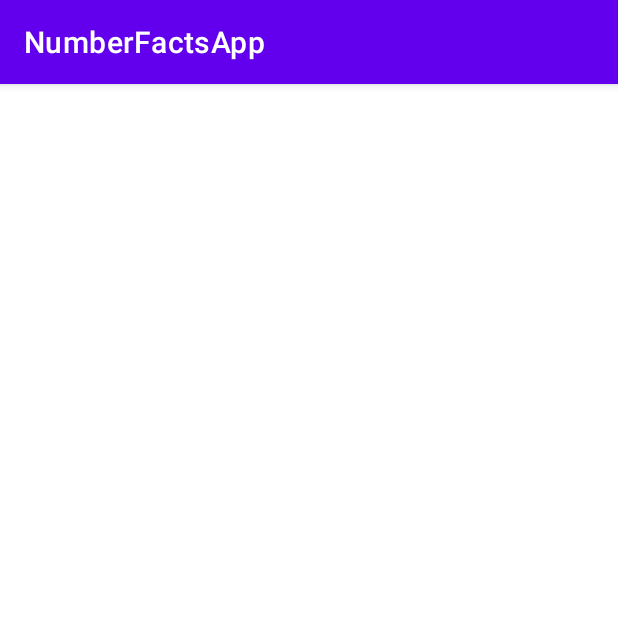
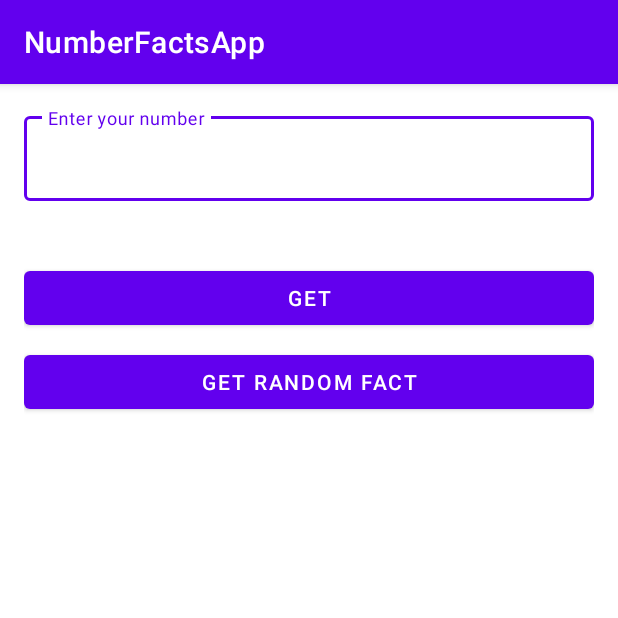
Before and after one commit to AndrewSavchuk98/NumberFactsApp, an Android app: the screen it shows after launch (MainActivity), on a phone screen of 412 x 824 dp, the top half of it. Run offline under Robolectric (Android 15) with nearby library versions, the phone set to English and light mode, and no system bars; our stand-ins replace Dagger/Hilt's generated code, Room's generated code; 4 statements that could not run were skipped.

Commit message:
Replace navigation with Navigation Components

```diff
--- a/app/src/main/java/com/savchuk/andrew/numberfactsapp/screens/MainActivity.kt
+++ b/app/src/main/java/com/savchuk/andrew/numberfactsapp/screens/MainActivity.kt
@@ -2,9 +2,7 @@ package com.savchuk.andrew.numberfactsapp.screens
 
 import android.os.Bundle
 import androidx.appcompat.app.AppCompatActivity
-import com.savchuk.andrew.numberfactsapp.R
 import com.savchuk.andrew.numberfactsapp.databinding.ActivityMainBinding
-import com.savchuk.andrew.numberfactsapp.screens.base.NumberFactFragment
 import dagger.hilt.android.AndroidEntryPoint
 
 @AndroidEntryPoint
@@ -16,12 +14,5 @@ class MainActivity : AppCompatActivity() {
         super.onCreate(savedInstanceState)
         binding = ActivityMainBinding.inflate(layoutInflater)
         setContentView(binding.root)
-
-        if (savedInstanceState == null) {
-            supportFragmentManager.beginTransaction()
-                .add(R.id.fragment_container, NumberFactFragment())
-                .commit()
-        }
     }
-
 }
--- a/app/src/main/java/com/savchuk/andrew/numberfactsapp/screens/NumberFactUi.kt
+++ b/app/src/main/java/com/savchuk/andrew/numberfactsapp/screens/NumberFactUi.kt
@@ -1,6 +1,10 @@
 package com.savchuk.andrew.numberfactsapp.screens
 
+import android.os.Parcelable
+import kotlinx.parcelize.Parcelize
+
+@Parcelize
 data class NumberFactUi(
     val number: String,
     val fact: String
-)
+) : Parcelable
--- /dev/null
+++ b/app/src/main/java/com/savchuk/andrew/numberfactsapp/screens/base/BaseFragment.kt
@@ -0,0 +1,27 @@
+package com.savchuk.andrew.numberfactsapp.screens.base
+
+import android.os.Bundle
+import android.view.View
+import androidx.annotation.LayoutRes
+import androidx.fragment.app.Fragment
+import androidx.navigation.fragment.findNavController
+import com.savchuk.andrew.numberfactsapp.navigation.NavigatorCommand
+
+abstract class BaseFragment(
+    @LayoutRes private val layoutId: Int
+) : Fragment(layoutId) {
+
+    abstract val viewModel: BaseViewModel
+
+    override fun onViewCreated(view: View, savedInstanceState: Bundle?) {
+        super.onViewCreated(view, savedInstanceState)
+        viewModel.navigation.observe(viewLifecycleOwner) {
+            it.get()?.let { navCommand ->
+                when (navCommand) {
+                    is NavigatorCommand.ToDirection -> findNavController().navigate(navCommand.direction)
+                    is NavigatorCommand.ToBack -> findNavController().navigateUp()
+                }
+            }
+        }
+    }
+}
--- /dev/null
+++ b/app/src/main/java/com/savchuk/andrew/numberfactsapp/screens/base/BaseViewModel.kt
@@ -0,0 +1,30 @@
+package com.savchuk.andrew.numberfactsapp.screens.base
+
+import androidx.lifecycle.LiveData
+import androidx.lifecycle.MutableLiveData
+import androidx.lifecycle.ViewModel
+import androidx.navigation.NavDirections
+import com.savchuk.andrew.numberfactsapp.navigation.Event
+import com.savchuk.andrew.numberfactsapp.navigation.NavigatorCommand
+
+open class BaseViewModel : ViewModel() {
+
+    private val _navigation = MutableLiveData<Event<NavigatorCommand>>()
+    val navigation: LiveData<Event<NavigatorCommand>> get() = _navigation
+
+    fun navigate(navDirections: NavDirections) {
+        _navigation.value = Event(NavigatorCommand.ToDirection(navDirections))
+    }
+
+    fun navigateBack() {
+        _navigation.value = Event(NavigatorCommand.ToBack)
+    }
+
+    suspend fun handleUIResult(block: suspend () -> Unit) {
+        try {
+            block()
+        } catch (e: Exception) {
+            e.printStackTrace()
+        }
+    }
+}
--- /dev/null
+++ b/app/src/main/java/com/savchuk/andrew/numberfactsapp/screens/main/NumberFactFragment.kt
@@ -0,0 +1,50 @@
+package com.savchuk.andrew.numberfactsapp.screens.main
+
+import android.os.Bundle
+import android.view.View
+import androidx.fragment.app.viewModels
+import com.savchuk.andrew.numberfactsapp.R
+import com.savchuk.andrew.numberfactsapp.databinding.FragmentNumberFactBinding
+import com.savchuk.andrew.numberfactsapp.screens.NumberFactUi
+import com.savchuk.andrew.numberfactsapp.screens.base.BaseFragment
+import com.savchuk.andrew.numberfactsapp.screens.main.adapters.NumberFactAdapter
+import dagger.hilt.android.AndroidEntryPoint
+
+@AndroidEntryPoint
+class NumberFactFragment : BaseFragment(R.layout.fragment_number_fact) {
+
+    override val viewModel: NumberFactViewModel by viewModels()
+
+    private lateinit var numberFactAdapter: NumberFactAdapter
+
+    private lateinit var binding: FragmentNumberFactBinding
+
+    override fun onViewCreated(view: View, savedInstanceState: Bundle?) {
+        super.onViewCreated(view, savedInstanceState)
+        binding = FragmentNumberFactBinding.bind(view)
+        numberFactAdapter = NumberFactAdapter()
+        numberFactAdapter.setOnClickListener(object : NumberFactAdapter.OnNumberClickListener {
+            override fun onNumberClick(number: NumberFactUi) {
+                viewModel.onNumberFactClicked(number)
+            }
+        })
+
+        binding.factsRecyclerView.adapter = numberFactAdapter
+
+        viewModel.listLiveData.observe(viewLifecycleOwner) {
+            numberFactAdapter.submitList(it)
+        }
+
+        viewModel.factLiveData.observe(viewLifecycleOwner) {
+            binding.numberFactTextView.text = "${it.number} ${it.fact}"
+        }
+
+        binding.getButton.setOnClickListener {
+            viewModel.getNumberFact(binding.numberEditText.text.toString())
+        }
+
+        binding.getRandomFactButton.setOnClickListener {
+            viewModel.getRandomFact()
+        }
+    }
+}
--- /dev/null
+++ b/app/src/main/java/com/savchuk/andrew/numberfactsapp/screens/main/NumberFactViewModel.kt
@@ -0,0 +1,58 @@
+package com.savchuk.andrew.numberfactsapp.screens.main
+
+import androidx.lifecycle.LiveData
+import androidx.lifecycle.MutableLiveData
+import androidx.lifecycle.viewModelScope
+import com.savchuk.andrew.numberfactsapp.domain.Mapper
+import com.savchuk.andrew.numberfactsapp.domain.NumberFact
+import com.savchuk.andrew.numberfactsapp.domain.NumberFactsRepository
+import com.savchuk.andrew.numberfactsapp.screens.NumberFactUi
+import com.savchuk.andrew.numberfactsapp.screens.base.BaseViewModel
+import dagger.hilt.android.lifecycle.HiltViewModel
+import kotlinx.coroutines.launch
+import javax.inject.Inject
+
+@HiltViewModel
+class NumberFactViewModel @Inject constructor(
+    private val repository: NumberFactsRepository,
+    private val mapper: Mapper<NumberFact, NumberFactUi>
+) : BaseViewModel() {
+
+    private val _factLiveData = MutableLiveData<NumberFactUi>()
+    val factLiveData: LiveData<NumberFactUi> = _factLiveData
+
+    private val _listLiveData = MutableLiveData<List<NumberFactUi>>()
+    val listLiveData: LiveData<List<NumberFactUi>> = _listLiveData
+
+    init {
+        viewModelScope.launch {
+            repository.readNumbersFact().collect { list ->
+                _listLiveData.value = list.map { NumberFactUi(it.number, it.fact) }
+            }
+        }
+    }
+
+    fun onNumberFactClicked(number: NumberFactUi) {
+        navigate(
+            NumberFactFragmentDirections.actionNumberFactFragmentToNumberDetailFragment(
+                number
+            )
+        )
+    }
+
+    fun getNumberFact(number: String) {
+        viewModelScope.launch {
+            handleUIResult {
+                _factLiveData.value = mapper.map(repository.getNumberFact(number))
+            }
+        }
+    }
+
+    fun getRandomFact() {
+        viewModelScope.launch {
+            handleUIResult {
+                _factLiveData.value = mapper.map(repository.getRandomFact())
+            }
+        }
+    }
+}
--- a/app/src/main/res/layout/activity_main.xml
+++ b/app/src/main/res/layout/activity_main.xml
@@ -1,7 +1,11 @@
 <?xml version="1.0" encoding="utf-8"?>
 <androidx.fragment.app.FragmentContainerView xmlns:android="http://schemas.android.com/apk/res/android"
+    xmlns:app="http://schemas.android.com/apk/res-auto"
     xmlns:tools="http://schemas.android.com/tools"
     android:id="@+id/fragment_container"
+    android:name="androidx.navigation.fragment.NavHostFragment"
     android:layout_width="match_parent"
     android:layout_height="match_parent"
+    app:defaultNavHost="true"
+    app:navGraph="@navigation/nav_graph"
     tools:context=".screens.MainActivity" />
--- a/app/src/main/res/layout/fragment_number_detail.xml
+++ b/app/src/main/res/layout/fragment_number_detail.xml
@@ -4,6 +4,7 @@
     android:layout_width="match_parent"
     android:layout_height="match_parent"
     android:orientation="vertical"
+    tools:context="com.savchuk.andrew.numberfactsapp.screens.detail.NumberDetailFragment"
     android:padding="@dimen/normal_padding">
 
     <TextView
--- a/app/src/main/res/layout/fragment_number_fact.xml
+++ b/app/src/main/res/layout/fragment_number_fact.xml
@@ -4,6 +4,7 @@
     xmlns:tools="http://schemas.android.com/tools"
     android:layout_width="match_parent"
     android:layout_height="match_parent"
+    tools:context="com.savchuk.andrew.numberfactsapp.screens.main.NumberFactFragment"
     android:orientation="vertical"
     android:padding="@dimen/normal_padding">
 
--- a/app/src/main/res/layout/number_fact_item.xml
+++ b/app/src/main/res/layout/number_fact_item.xml
@@ -12,7 +12,7 @@
         android:layout_width="wrap_content"
         android:layout_height="wrap_content"
         android:layout_marginEnd="@dimen/small_padding"
-        android:textSize="@dimen/text_size_24"
+        android:textSize="@dimen/text_size"
         android:textStyle="bold"
         tools:text="42" />
 
@@ -20,6 +20,8 @@
         android:id="@+id/factTextView"
         android:layout_width="wrap_content"
         android:layout_height="wrap_content"
+        android:ellipsize="end"
+        android:maxLines="1"
         android:textSize="@dimen/text_size"
         tools:text="Fact about number 42 test" />
 </LinearLayout>
--- /dev/null
+++ b/app/src/main/res/navigation/nav_graph.xml
@@ -0,0 +1,26 @@
+<?xml version="1.0" encoding="utf-8"?>
+<navigation xmlns:android="http://schemas.android.com/apk/res/android"
+    xmlns:app="http://schemas.android.com/apk/res-auto"
+    xmlns:tools="http://schemas.android.com/tools"
+    android:id="@+id/nav_graph"
+    app:startDestination="@id/numberFactFragment">
+
+    <fragment
+        android:id="@+id/numberFactFragment"
+        android:name="com.savchuk.andrew.numberfactsapp.screens.main.NumberFactFragment"
+        android:label="NumberFactFragment"
+        tools:layout="@layout/fragment_number_fact">
+        <action
+            android:id="@+id/action_numberFactFragment_to_numberDetailFragment"
+            app:destination="@id/numberDetailFragment" />
+    </fragment>
+    <fragment
+        android:id="@+id/numberDetailFragment"
+        android:name="com.savchuk.andrew.numberfactsapp.screens.detail.NumberDetailFragment"
+        android:label="NumberDetailFragment"
+        tools:layout="@layout/fragment_number_detail">
+        <argument
+            android:name="number"
+            app:argType="com.savchuk.andrew.numberfactsapp.screens.NumberFactUi" />
+    </fragment>
+</navigation>
--- a/build.gradle
+++ b/build.gradle
@@ -4,5 +4,5 @@ plugins {
     id 'com.android.library' version '7.3.1' apply false
     id 'org.jetbrains.kotlin.android' version '1.7.20' apply false
     id 'com.google.dagger.hilt.android' version '2.44' apply false
-
+    id 'androidx.navigation.safeargs' version '2.5.3' apply false
 }
```
Also changed, not shown: app/build.gradle (+7 -0 lines), app/src/main/java/com/savchuk/andrew/numberfactsapp/navigation/Event.kt (added, +11 -0 lines), app/src/main/java/com/savchuk/andrew/numberfactsapp/navigation/Navigator.kt (+4 -9 lines), app/src/main/java/com/savchuk/andrew/numberfactsapp/screens/detail/NumberDetailFragment.kt (added, +39 -0 lines), app/src/main/java/com/savchuk/andrew/numberfactsapp/screens/detail/NumberDetailViewModel.kt (added, +19 -0 lines).
